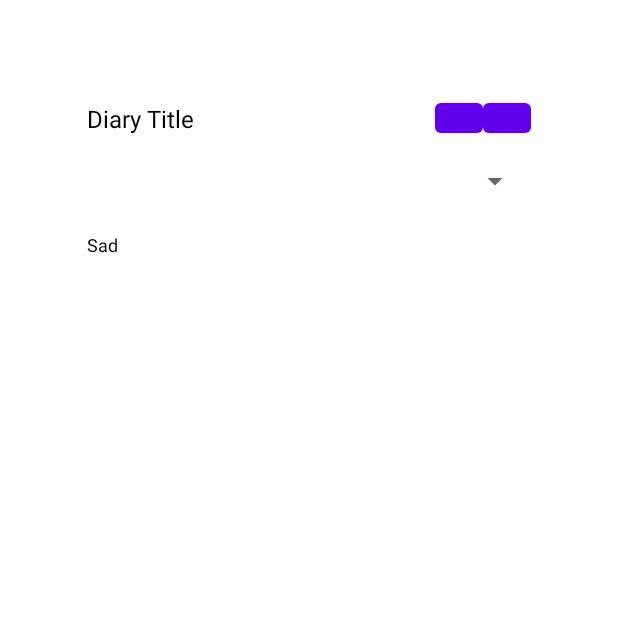
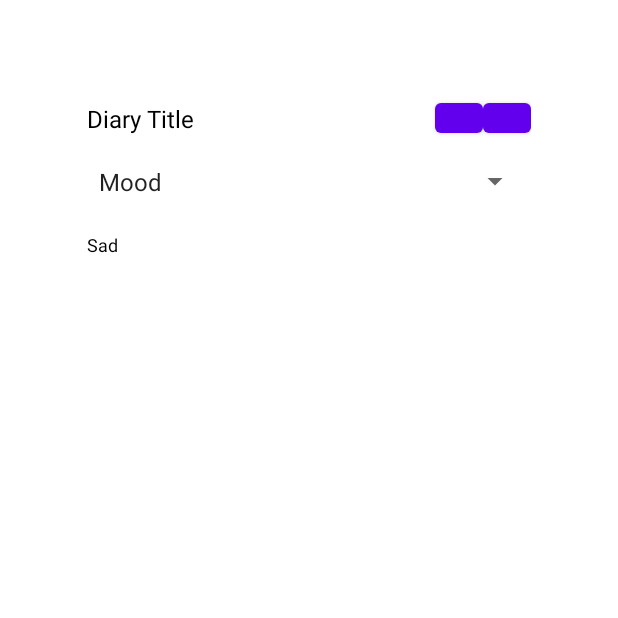
Before and after one commit to Hyeju02/MusicRecord, an Android app: the WriteDiaryActivity screen opened directly, with no data from a screen before it, after a tap on an icon or button, on a phone screen of 412 x 824 dp, the top half of it. Run offline under Robolectric (Android 15) with nearby library versions, the phone set to English and light mode, and no system bars.

Commit message:
스피너 연결해둠

```diff
--- a/app/src/main/java/com/example/musicrecording/MainActivity.java
+++ b/app/src/main/java/com/example/musicrecording/MainActivity.java
@@ -5,18 +5,29 @@ import androidx.appcompat.app.AppCompatActivity;
 import android.content.Intent;
 import android.os.Bundle;
 import android.view.View;
+import android.widget.ArrayAdapter;
 import android.widget.Button;
+import android.widget.Spinner;
 
 public class MainActivity extends AppCompatActivity implements View.OnClickListener{
 
+    Spinner spinner;
     @Override
     public void onCreate(Bundle savedInstanceState) {
         super.onCreate(savedInstanceState);
         setContentView(R.layout.home_activity);
 
         Button Btn_WriteDiary = (Button) findViewById(R.id.Btn_WriteDiary);
+        Btn_WriteDiary.setOnClickListener(this);
 
-        Btn_WriteDiary.setOnClickListener(this);
+        //무드 혹은 달 고르는 스피너
+        ArrayAdapter<CharSequence> adapter = ArrayAdapter.createFromResource(
+                this,R.array.array_moodormonth, android.R.layout.simple_dropdown_item_1line
+        );
+        adapter.setDropDownViewResource(android.R.layout.simple_dropdown_item_1line);
+        spinner = (Spinner)findViewById(R.id.Spinner_MoodorMonth);
+        spinner.setAdapter(adapter);
+
     }
 
     @Override
--- a/app/src/main/java/com/example/musicrecording/WriteDiaryActivity.java
+++ b/app/src/main/java/com/example/musicrecording/WriteDiaryActivity.java
@@ -4,17 +4,34 @@ import android.app.Activity;
 import android.content.Intent;
 import android.os.Bundle;
 import android.view.View;
+import android.widget.ArrayAdapter;
 import android.widget.Button;
+import android.widget.Spinner;
+
+import java.util.ArrayList;
 
 public class WriteDiaryActivity extends Activity implements View.OnClickListener {
 
+    Spinner spinner;
+    //private DBManager dbmgr;
     public void onCreate(Bundle savedInstanceState){
 
         super.onCreate(savedInstanceState);
         setContentView(R.layout.writediary_activity);
 
+        //홈화면으로 돌아가는 버튼
         Button Btn_BF_toHome = (Button) findViewById(R.id.Btn_BF_toHome);
         Btn_BF_toHome.setOnClickListener(this);
+
+        //무드 고르는 스피너
+        ArrayAdapter<CharSequence> adapter = ArrayAdapter.createFromResource(
+                this,R.array.array_selectmood, android.R.layout.simple_dropdown_item_1line
+        );
+        adapter.setDropDownViewResource(android.R.layout.simple_dropdown_item_1line);
+        spinner = (Spinner)findViewById(R.id.Spinner_SelectMood);
+        spinner.setAdapter(adapter);
+
+
     }
 
     public void onClick(View v){
--- a/app/src/main/res/values/strings.xml
+++ b/app/src/main/res/values/strings.xml
@@ -7,4 +7,15 @@
         <item>Month</item>
     </string-array>
 
+    <!--Mood 종류-->
+    <string name="SelectMood">Mood</string>
+    <string-array name="array_selectmood">
+        <item>Happy</item>
+        <item>Mellow</item>
+        <item>Sorrow</item>
+        <item>SO-SO</item>
+        <item>Mad</item>
+        <item>Gloomy</item>
+    </string-array>
+
 </resources>
```
